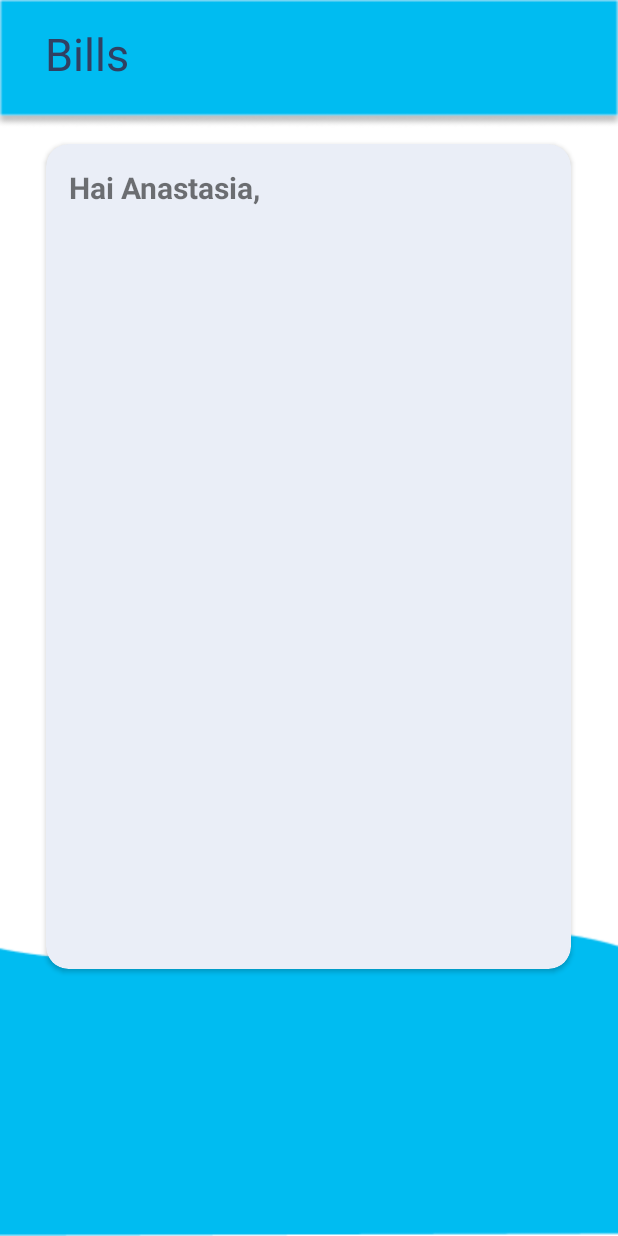
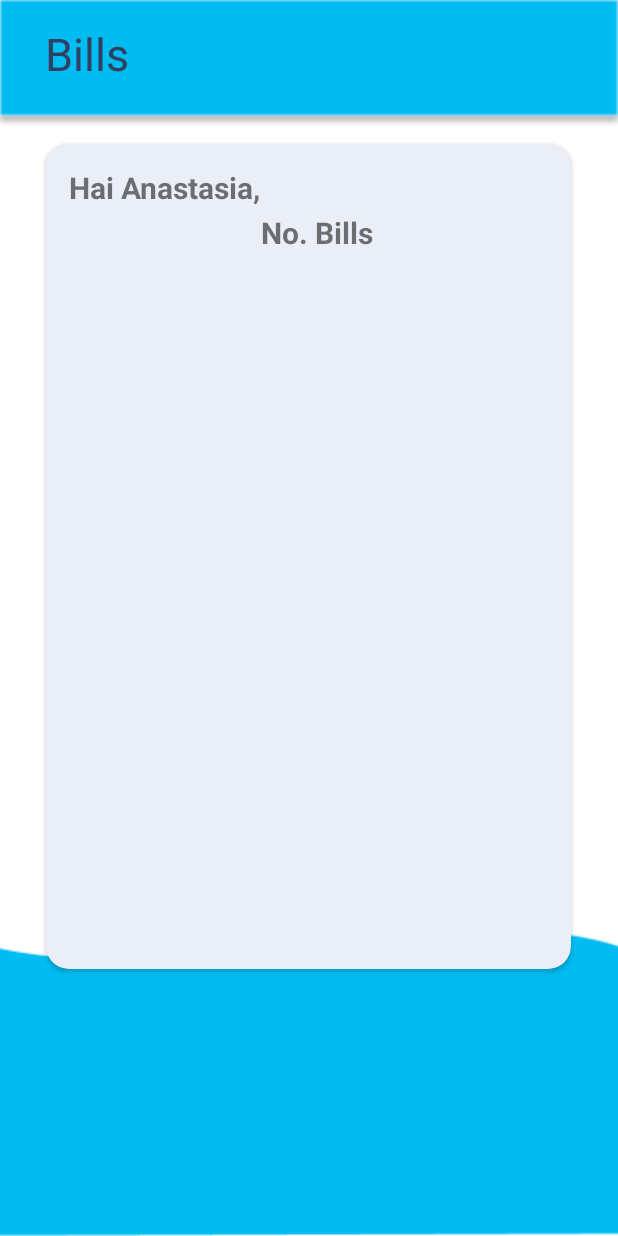
Before and after one commit to ISMutia/MemberAreaInovindo, an Android app: the BillActivity screen opened directly, with no data from a screen before it, on a phone screen of 412 x 824 dp. Run offline under Robolectric (Android 15) with nearby library versions, the phone set to English and light mode, and no system bars.

Commit message:
commit putri

```diff
--- a/app/src/main/res/layout/activity_bill.xml
+++ b/app/src/main/res/layout/activity_bill.xml
@@ -29,6 +29,10 @@
         app:cardBackgroundColor="#EAEEF7"
         app:cardCornerRadius="15dp">
 
+        <LinearLayout
+            android:layout_width="match_parent"
+            android:layout_height="wrap_content">
+
             <TextView
                 android:id="@+id/txtNama"
                 android:layout_width="wrap_content"
@@ -38,6 +42,19 @@
                 android:text="Hai Anastasia,"
                 android:textSize="20sp"
                 android:textStyle="bold" />
+
+            <TextView
+                android:id="@+id/txtId"
+                android:layout_width="wrap_content"
+                android:layout_height="wrap_content"
+                android:layout_marginTop="45dp"
+                android:layout_marginRight="5dp"
+                android:text="No. Bills"
+                android:textSize="20sp"
+                android:textStyle="bold" />
+
+        </LinearLayout>
+
 
 
 
```
Lines whose indentation alone changed are shown as unchanged.
